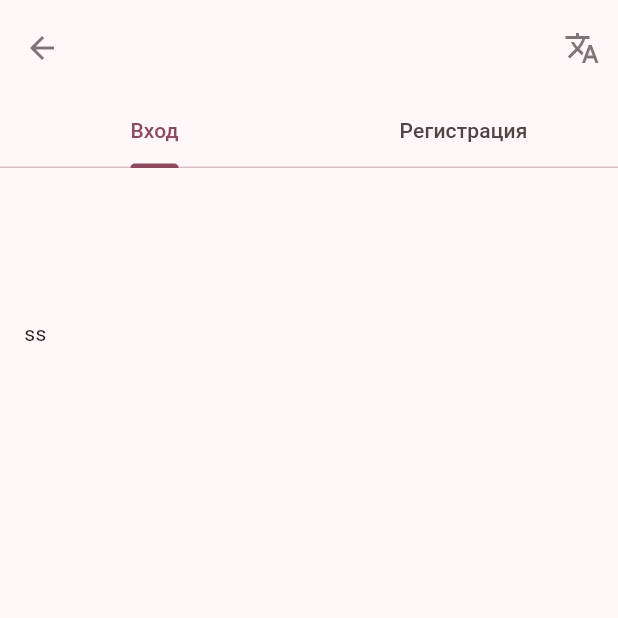
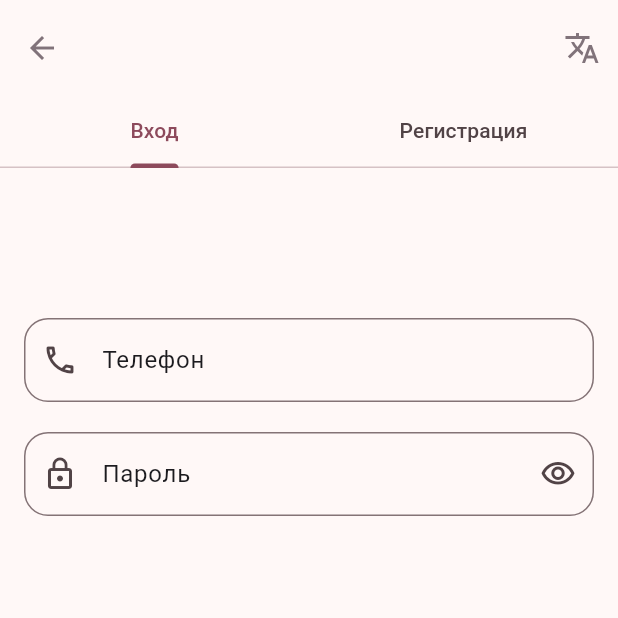
Before and after one commit to andrey779evseev/buy_and_period, a Flutter app: the screen it shows after launch, on a phone screen of 412 x 824 dp, the top half of it. Run offline on Flutter 3.47's test engine with Material 3 defaults, Android fonts, the phone set to English and light mode, and no system bars; our stand-ins replace go_router.

Commit message:
feat(sign-in): added phone and password fields

```diff
--- a/lib/main.dart
+++ b/lib/main.dart
@@ -13,9 +13,18 @@ class MyApp extends StatelessWidget {
   Widget build(BuildContext context) {
     return MaterialApp.router(
       title: 'Купи и точка',
-      theme: ThemeData(colorScheme: ColorScheme.fromSeed(seedColor: Palette.primary),
+      theme: ThemeData(
+        colorScheme: ColorScheme.fromSeed(seedColor: Palette.primary),
         useMaterial3: true,
         brightness: Brightness.light,
+        fontFamily: 'Roboto',
+        iconTheme: const IconThemeData(size: 24),
+        inputDecorationTheme: const InputDecorationTheme(
+            labelStyle: TextStyle(
+                color: Palette.onSurfaceVariant, fontWeight: FontWeight.w400),
+            contentPadding: EdgeInsets.all(16),
+            border: OutlineInputBorder(
+                borderRadius: BorderRadius.all(Radius.circular(16)))),
       ),
       routerConfig: router,
       debugShowCheckedModeBanner: false,
--- a/lib/screens/auth/sign_in/sign_in_screen.dart
+++ b/lib/screens/auth/sign_in/sign_in_screen.dart
@@ -1,8 +1,21 @@
 import 'package:buy_and_period/shared/palette.dart';
 import 'package:flutter/material.dart';
 
-class SignInScreen extends StatelessWidget {
+class SignInScreen extends StatefulWidget {
   const SignInScreen({super.key});
+
+  @override
+  State<SignInScreen> createState() => _SignInScreenState();
+}
+
+class _SignInScreenState extends State<SignInScreen> {
+  var _passwordVisible = false;
+
+  void togglePasswordVisibility() {
+    setState(() {
+      _passwordVisible = !_passwordVisible;
+    });
+  }
 
   @override
   Widget build(BuildContext context) {
@@ -42,9 +55,39 @@ class SignInScreen extends StatelessWidget {
               child: TabBarView(
                 children: [
                   Padding(
-                    padding:
-                        EdgeInsets.symmetric(vertical: 100, horizontal: 16),
-                    child: Text('ss'),
+                    padding: const EdgeInsets.symmetric(
+                        vertical: 100, horizontal: 16),
+                    child: Column(
+                      children: [
+                        const TextField(
+                          decoration: InputDecoration(
+                            labelText: 'Телефон',
+                            prefixIcon: Icon(
+                              Icons.local_phone_outlined,
+                            ),
+                          ),
+                          keyboardType: TextInputType.phone,
+                          autofillHints: [AutofillHints.telephoneNumber],
+                        ),
+                        const SizedBox(
+                          height: 20,
+                        ),
+                        TextField(
+                          decoration: InputDecoration(
+                              labelText: 'Пароль',
+                              prefixIcon: const Icon(Icons.lock_outline),
+                              suffixIcon: IconButton(
+                                icon: Icon(_passwordVisible
+                                    ? Icons.visibility_off_outlined
+                                    : Icons.visibility_outlined),
+                                onPressed: togglePasswordVisibility,
+                              )),
+                          obscureText: !_passwordVisible,
+                          keyboardType: TextInputType.visiblePassword,
+                          autofillHints: const [AutofillHints.password],
+                        )
+                      ],
+                    ),
                   ),
                   Text('Signout'),
                 ],
--- a/lib/shared/palette.dart
+++ b/lib/shared/palette.dart
@@ -5,4 +5,5 @@ abstract class Palette {
   static const black = Colors.black;
   static const primary = Color(0xFFDF3A76);
   static const outline = Color(0xFF81737A);
+  static const onSurfaceVariant = Color(0xFF1C1B1F);
 }
```
Also changed, not shown: pubspec.yaml (line endings or trailing spaces).
